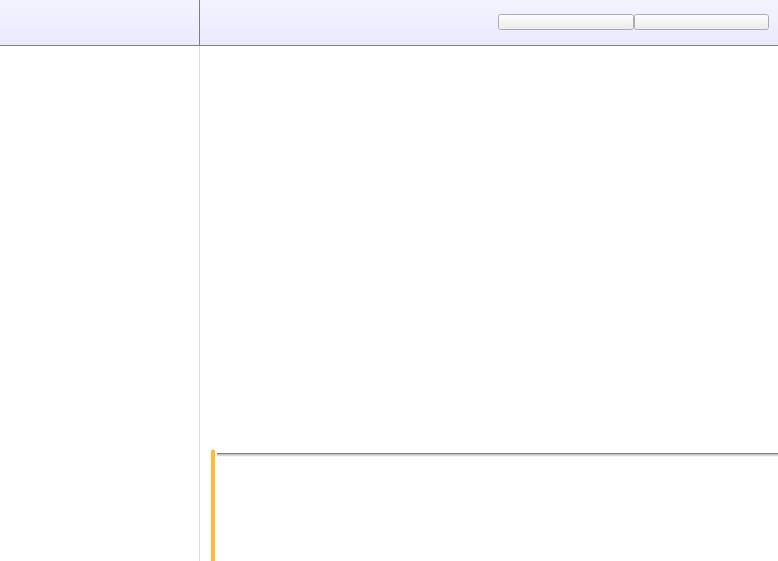
PaulEcoffet/Nex-yu-computer, file ui/MainWindow/mainWindow.ui: the form before one commit.
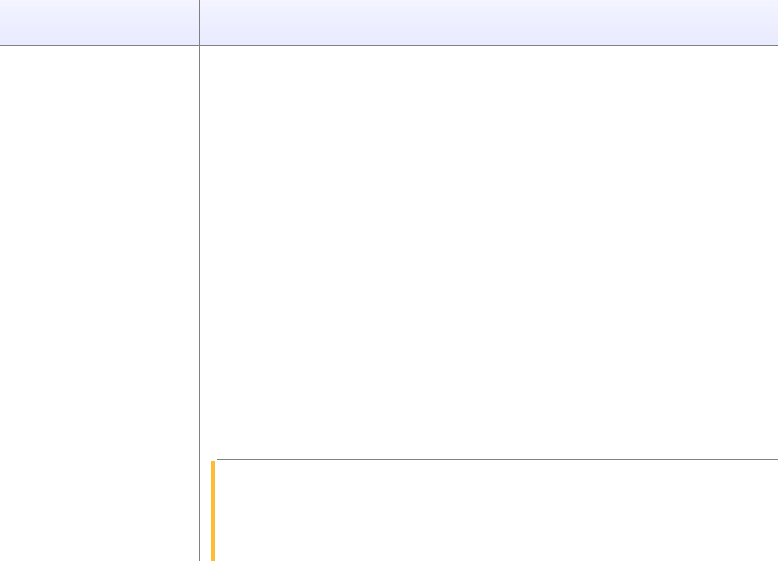
The form after the commit. Icons and pictures are not drawn. Custom widgets are drawn as their Qt base class.

Commit message: Finishing the static part of the main window ui

What changed in the file:
```diff
--- a/ui/MainWindow/mainWindow.ui
+++ b/ui/MainWindow/mainWindow.ui
@@ -66,7 +66,7 @@
       <string notr="true">#contactsBoxListContainer
 {
 	background-color: white;
-	border-right: 1px solid qlineargradient(spread:pad, x1:0, y1:0, x2:1, y2:0, stop:0 rgba(83, 83, 83, 255), stop:0.628141 rgba(83, 83, 83, 0));
+	border-right: 1px solid #808080
 }</string>
      </property>
      <property name="frameShape">
@@ -264,7 +264,7 @@
      <property name="lineWidth">
       <number>0</number>
      </property>
-     <layout class="QVBoxLayout" name="verticalLayout">
+     <layout class="QVBoxLayout" name="verticalLayout" stretch="1,0">
       <property name="spacing">
        <number>0</number>
       </property>
@@ -291,7 +291,7 @@
            <x>0</x>
            <y>0</y>
            <width>578</width>
-           <height>388</height>
+           <height>393</height>
           </rect>
          </property>
          <property name="autoFillBackground">
@@ -307,7 +307,7 @@
        </widget>
       </item>
       <item>
-       <layout class="QGridLayout" name="messageEditGrid">
+       <layout class="QGridLayout" name="messageEditGrid" rowstretch="0,0,1">
         <property name="leftMargin">
          <number>10</number>
         </property>
@@ -320,7 +320,7 @@
         <property name="spacing">
          <number>0</number>
         </property>
-        <item row="0" column="0">
+        <item row="0" column="0" rowspan="2">
          <widget class="QLabel" name="label">
           <property name="sizePolicy">
            <sizepolicy hsizetype="Maximum" vsizetype="Maximum">
@@ -336,10 +336,16 @@
           </property>
          </widget>
         </item>
-        <item row="1" column="0">
+        <item row="2" column="0">
          <layout class="QHBoxLayout" name="horizontalLayout_5">
           <item>
            <widget class="Line" name="messageEditLeftBorder">
+            <property name="sizePolicy">
+             <sizepolicy hsizetype="Fixed" vsizetype="Minimum">
+              <horstretch>0</horstretch>
+              <verstretch>0</verstretch>
+             </sizepolicy>
+            </property>
             <property name="minimumSize">
              <size>
               <width>5</width>
@@ -365,21 +371,16 @@
           </item>
          </layout>
         </item>
-        <item row="0" column="1" rowspan="2">
+        <item row="1" column="1" rowspan="2">
          <widget class="QPlainTextEdit" name="messageEdit">
           <property name="maximumSize">
            <size>
             <width>16777215</width>
-            <height>125</height>
+            <height>100</height>
            </size>
           </property>
           <property name="styleSheet">
-           <string notr="true">#messageEdit
-{
-	border-top: 1px solid #808080;
-	margin: 17px 0px 0px 0px;
-	background-color: qlineargradient(spread:pad, x1:0, y1:0, x2:0, y2:1, stop:0 rgba(159, 159, 159, 255), stop:0.0352261 rgba(255, 255, 255, 255))
-}</string>
+           <string notr="true"/>
           </property>
           <property name="frameShape">
            <enum>QFrame::NoFrame</enum>
@@ -387,11 +388,120 @@
           <property name="frameShadow">
            <enum>QFrame::Plain</enum>
           </property>
-          <property name="lineWidth">
-           <number>0</number>
-          </property>
          </widget>
         </item>
+        <item row="0" column="1" colspan="2">
+         <layout class="QVBoxLayout" name="verticalLayout_5" stretch="0">
+          <property name="spacing">
+           <number>0</number>
+          </property>
+          <property name="sizeConstraint">
+           <enum>QLayout::SetDefaultConstraint</enum>
+          </property>
+          <property name="topMargin">
+           <number>16</number>
+          </property>
+          <property name="bottomMargin">
+           <number>0</number>
+          </property>
+          <item>
+           <widget class="Line" name="messageEditTopBar">
+            <property name="baseSize">
+             <size>
+              <width>0</width>
+              <height>0</height>
+             </size>
+            </property>
+            <property name="styleSheet">
+             <string notr="true">#messageEditTopBar
+{
+	color: #808080;
+	background-color: qlineargradient(spread:pad, x1:0, y1:0, x2:0, y2:1, stop:0 rgba(179, 179, 179, 255), stop:0.0452261 rgba(255, 255, 255, 255));
+
+}
+</string>
+            </property>
+            <property name="frameShadow">
+             <enum>QFrame::Plain</enum>
+            </property>
+            <property name="lineWidth">
+             <number>1</number>
+            </property>
+            <property name="orientation">
+             <enum>Qt::Horizontal</enum>
+            </property>
+           </widget>
+          </item>
+         </layout>
+        </item>
+        <item row="1" column="2" rowspan="2">
+         <layout class="QVBoxLayout" name="verticalLayout_6">
+          <property name="spacing">
+           <number>0</number>
+          </property>
+          <property name="leftMargin">
+           <number>0</number>
+          </property>
+          <property name="topMargin">
+           <number>0</number>
+          </property>
+          <property name="rightMargin">
+           <number>0</number>
+          </property>
+          <property name="bottomMargin">
+           <number>5</number>
+          </property>
+          <item>
+           <spacer name="verticalSpacer_3">
+            <property name="orientation">
+             <enum>Qt::Vertical</enum>
+            </property>
+            <property name="sizeHint" stdset="0">
+             <size>
+              <width>20</width>
+              <height>40</height>
+             </size>
+            </property>
+           </spacer>
+          </item>
+          <item>
+           <widget class="QPushButton" name="cancelSending">
+            <property name="sizePolicy">
+             <sizepolicy hsizetype="Fixed" vsizetype="Fixed">
+              <horstretch>0</horstretch>
+              <verstretch>0</verstretch>
+             </sizepolicy>
+            </property>
+            <property name="minimumSize">
+             <size>
+              <width>39</width>
+              <height>28</height>
+             </size>
+            </property>
+            <property name="styleSheet">
+             <string notr="true">#cancelSending
+{
+	background-color: none;
+	border: none;
+}</string>
+            </property>
+            <property name="icon">
+             <iconset resource="mainWindow.qrc">
+              <normaloff>:/editMessage/cancelSending2.png</normaloff>:/editMessage/cancelSending2.png</iconset>
+            </property>
+            <property name="iconSize">
+             <size>
+              <width>39</width>
+              <height>28</height>
+             </size>
+            </property>
+            <property name="flat">
+             <bool>false</bool>
+            </property>
+           </widget>
+          </item>
+         </layout>
+        </item>
        </layout>
       </item>
      </layout>
@@ -426,7 +536,7 @@
      <property name="lineWidth">
       <number>0</number>
      </property>
-     <layout class="QHBoxLayout" name="horizontalLayout_2">
+     <layout class="QHBoxLayout" name="horizontalLayout_2" stretch="1,0">
       <property name="spacing">
        <number>0</number>
       </property>
@@ -454,30 +564,155 @@
           <verstretch>0</verstretch>
          </sizepolicy>
         </property>
+        <property name="styleSheet">
+         <string notr="true">#optionToolbar
+{
+	background-image: url(:/toolbars/LeftBorder.png);
+	background-repeat: none;
+	padding-left: 20 px;
+}</string>
+        </property>
         <property name="frameShape">
          <enum>QFrame::NoFrame</enum>
         </property>
         <property name="frameShadow">
          <enum>QFrame::Plain</enum>
         </property>
-        <layout class="QHBoxLayout" name="horizontalLayout_3">
+        <layout class="QHBoxLayout" name="horizontalLayout_3" stretch="0,0,0,0">
          <property name="spacing">
           <number>0</number>
          </property>
+         <property name="leftMargin">
+          <number>0</number>
+         </property>
+         <property name="topMargin">
+          <number>0</number>
+         </property>
+         <property name="rightMargin">
+          <number>10</number>
+         </property>
+         <property name="bottomMargin">
+          <number>0</number>
+         </property>
+         <item>
+          <spacer name="horizontalSpacer_4">
+           <property name="orientation">
+            <enum>Qt::Horizontal</enum>
+           </property>
+           <property name="sizeHint" stdset="0">
+            <size>
+             <width>10</width>
+             <height>20</height>
+            </size>
+           </property>
+          </spacer>
+         </item>
          <item>
           <widget class="imageButton" name="optionButton">
+           <property name="sizePolicy">
+            <sizepolicy hsizetype="Maximum" vsizetype="Maximum">
+             <horstretch>0</horstretch>
+             <verstretch>0</verstretch>
+            </sizepolicy>
+           </property>
+           <property name="minimumSize">
+            <size>
+             <width>29</width>
+             <height>36</height>
+            </size>
+           </property>
+           <property name="maximumSize">
+            <size>
+             <width>29</width>
+             <height>36</height>
+            </size>
+           </property>
+           <property name="styleSheet">
+            <string notr="true">#optionButton
+{
+	background-color: none;
+	border: none;
+}</string>
+           </property>
            <property name="text">
             <string/>
            </property>
+           <property name="icon">
+            <iconset resource="mainWindow.qrc">
+             <normaloff>:/toolbars/options.png</normaloff>:/toolbars/options.png</iconset>
+           </property>
+           <property name="iconSize">
+            <size>
+             <width>29</width>
+             <height>38</height>
+            </size>
+           </property>
+           <property name="autoDefault">
+            <bool>false</bool>
+           </property>
+           <property name="default">
+            <bool>false</bool>
+           </property>
+           <property name="flat">
+            <bool>false</bool>
+           </property>
           </widget>
          </item>
          <item>
           <widget class="imageButton" name="disconnectButton">
+           <property name="sizePolicy">
+            <sizepolicy hsizetype="Maximum" vsizetype="Maximum">
+             <horstretch>0</horstretch>
+             <verstretch>0</verstretch>
+            </sizepolicy>
+           </property>
+           <property name="minimumSize">
+            <size>
+             <width>32</width>
+             <height>36</height>
+            </size>
+           </property>
+           <property name="maximumSize">
+            <size>
+             <width>32</width>
+             <height>36</height>
+            </size>
+           </property>
+           <property name="styleSheet">
+            <string notr="true">#disconnectButton
+{
+	border:none;
+	background: none;
+}</string>
+           </property>
            <property name="text">
             <string/>
            </property>
+           <property name="icon">
+            <iconset resource="mainWindow.qrc">
+             <normaloff>:/toolbars/disconnect.png</normaloff>:/toolbars/disconnect.png</iconset>
+           </property>
+           <property name="iconSize">
+            <size>
+             <width>32</width>
+             <height>36</height>
+            </size>
+           </property>
           </widget>
          </item>
+         <item>
+          <spacer name="horizontalSpacer_3">
+           <property name="orientation">
+            <enum>Qt::Horizontal</enum>
+           </property>
+           <property name="sizeHint" stdset="0">
+            <size>
+             <width>10</width>
+             <height>20</height>
+            </size>
+           </property>
+          </spacer>
+         </item>
         </layout>
        </widget>
       </item>
@@ -504,6 +739,12 @@
    <header>toolbar</header>
    <container>1</container>
   </customwidget>
+  <customwidget>
+   <class>ContactInfo</class>
+   <extends>QFrame</extends>
+   <header>contactInfo</header>
+   <container>1</container>
+  </customwidget>
  </customwidgets>
  <resources>
   <include location="mainWindow.qrc"/>
```
Left out of the diff: 44 changed lines with no effect on the pictures. The commit also changes 6 other files.
